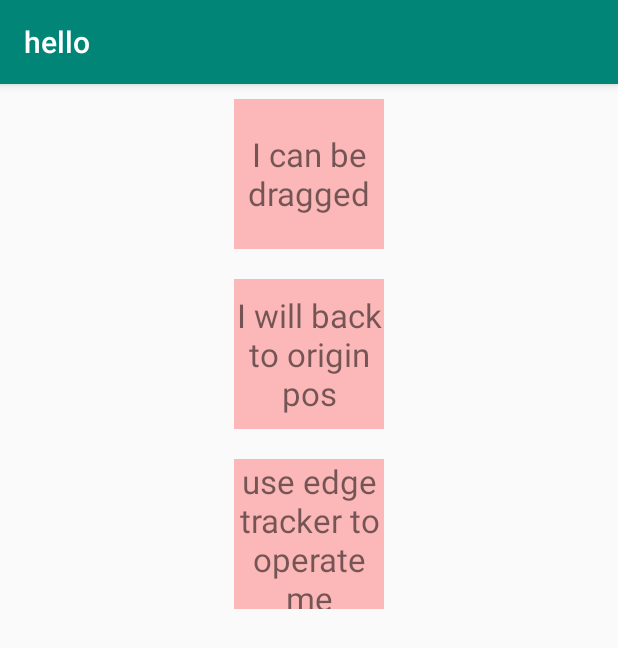
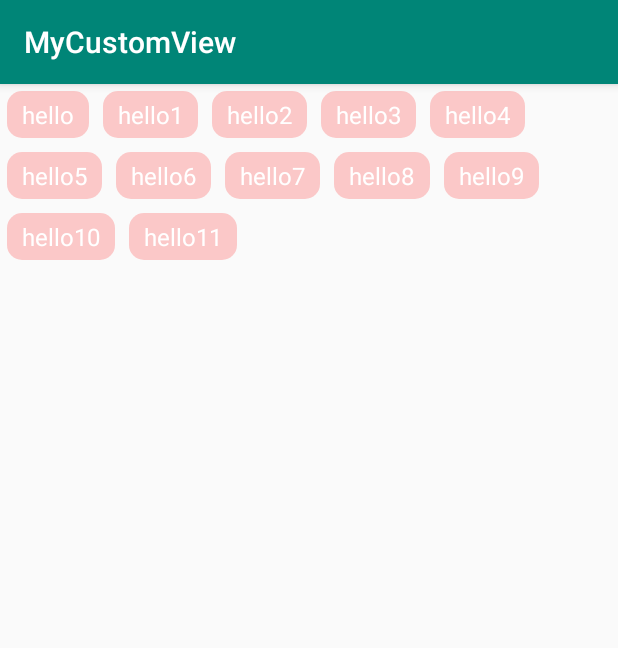
Before and after one commit to happyfsyy/MyCustomVIew, an Android app: the screen it shows after launch (DeepVDHLayoutAct before the commit, FlowLayoutAct after it), on a phone screen of 412 x 824 dp. Shown: the top 648 px of the screen. Run offline under Robolectric (Android 15) with nearby library versions, the phone set to English and light mode, and no system bars.

```diff
--- a/app/src/main/AndroidManifest.xml
+++ b/app/src/main/AndroidManifest.xml
@@ -26,6 +26,9 @@
 
         </activity>
         <activity android:name=".activity.DeepVDHLayoutAct">
+
+        </activity>
+        <activity android:name=".activity.FlowLayoutAct">
             <intent-filter>
                 <action android:name="android.intent.action.MAIN"/>
                 <category android:name="android.intent.category.LAUNCHER"/>
--- /dev/null
+++ b/app/src/main/java/com/example/mycustomview/activity/FlowLayoutAct.java
@@ -0,0 +1,34 @@
+package com.example.mycustomview.activity;
+
+import android.os.Bundle;
+import android.support.annotation.Nullable;
+import android.support.v7.app.AppCompatActivity;
+import android.util.Log;
+import android.widget.Toast;
+
+import com.example.mycustomview.R;
+import com.example.mycustomview.viewgroup.FlowLayout;
+
+import java.util.Arrays;
+
+public class FlowLayoutAct extends AppCompatActivity {
+    private static final String TAG = "FlowLayoutAct";
+    @Override
+    protected void onCreate(@Nullable Bundle savedInstanceState) {
+        super.onCreate(savedInstanceState);
+//        setContentView(R.layout.flow_layout);
+        FlowLayout flowLayout=new FlowLayout(this);
+        flowLayout.addData(Arrays.asList("hello","hello1","hello2",
+                "hello3","hello4","hello5","hello6","hello7","hello8",
+                "hello9","hello10","hello11"));
+
+        flowLayout.setOnTagClickListener(new FlowLayout.TagClickListener() {
+            @Override
+            public void onClick(int i) {
+                Toast.makeText(FlowLayoutAct.this,String.format(getResources().getString(R.string.tag_number),i),
+                        Toast.LENGTH_SHORT).show();
+            }
+        });
+        setContentView(flowLayout);
+    }
+}
--- /dev/null
+++ b/app/src/main/java/com/example/mycustomview/bean/ViewCoordinate.java
@@ -0,0 +1,40 @@
+package com.example.mycustomview.bean;
+
+public class ViewCoordinate {
+    private int left;
+    private int top;
+    private int right;
+    private int bottom;
+
+    public int getLeft() {
+        return left;
+    }
+
+    public void setLeft(int left) {
+        this.left = left;
+    }
+
+    public int getTop() {
+        return top;
+    }
+
+    public void setTop(int top) {
+        this.top = top;
+    }
+
+    public int getRight() {
+        return right;
+    }
+
+    public void setRight(int right) {
+        this.right = right;
+    }
+
+    public int getBottom() {
+        return bottom;
+    }
+
+    public void setBottom(int bottom) {
+        this.bottom = bottom;
+    }
+}
--- /dev/null
+++ b/app/src/main/java/com/example/mycustomview/viewgroup/FlowLayout.java
@@ -0,0 +1,200 @@
+package com.example.mycustomview.viewgroup;
+
+import android.content.Context;
+import android.content.res.TypedArray;
+import android.graphics.Color;
+import android.util.AttributeSet;
+import android.view.MotionEvent;
+import android.view.View;
+import android.view.ViewGroup;
+import android.widget.TextView;
+
+import com.example.mycustomview.R;
+import com.example.mycustomview.bean.ViewCoordinate;
+import com.example.mycustomview.utils.DisplayUtil;
+
+import java.util.ArrayList;
+import java.util.List;
+
+public class FlowLayout extends ViewGroup {
+
+    private TagClickListener mListener;
+    private int childCount;
+
+    private List<ViewCoordinate> coordinateList=new ArrayList<>();
+
+    public FlowLayout(Context context) {
+        super(context);
+    }
+
+    public FlowLayout(Context context, AttributeSet attrs) {
+        super(context, attrs);
+    }
+
+    @Override
+    public LayoutParams generateLayoutParams(AttributeSet attrs) {
+        return new MarginLayoutParams(getContext(),attrs);
+    }
+
+    @Override
+    protected void onMeasure(int widthMeasureSpec, int heightMeasureSpec) {
+        int widthMode=MeasureSpec.getMode(widthMeasureSpec);
+        int widthSize=MeasureSpec.getSize(widthMeasureSpec);
+        int heightMode=MeasureSpec.getMode(heightMeasureSpec);
+        int heightSize=MeasureSpec.getSize(heightMeasureSpec);
+
+        //定义FlowLayout的布局为wrap_content的时候的自适应宽度和高度。
+        //这里的width代表去掉最后一行之外，其他所有行中最大的宽度。
+        //这里的height是去掉最下面一行，累加所得的高度。
+        int width=0,height=0;
+
+        //定义每一行的宽度，width就是其中的最大值。具体的办法可以每一行都与width作比较。
+        //这里的lineWidth和lineHeight都代表最下面那一行.
+        int lineWidth=0;
+        //定义每一行的高度，就是这一行所有的子view的高度最大值，具体的办法就是这一行中的每个子view都与它进行比较
+        int lineHeight=0;
+
+        //测量所有的子view，获得所有子View的measuredWidth。
+        measureChildren(widthMeasureSpec,heightMeasureSpec);
+
+        //定义所有子view的数量
+        childCount=getChildCount();
+
+        //定义需要在for循环中重复定义的变量。
+        View childView;
+        MarginLayoutParams childParams;
+        int childWidth;
+        int childHeight;
+
+        for(int i=0;i<childCount;i++){
+            //获取每个子view
+            childView=getChildAt(i);
+            //对于每个子view都需要margin，不过我们通常都是设置成相同的。
+            childParams=(MarginLayoutParams)childView.getLayoutParams();
+            //这里的子View的measuredWidth已经加入了padding，但是FlowLayout还没有加入padding，可以支持padding
+            childWidth=childView.getMeasuredWidth()+childParams.leftMargin+childParams.rightMargin;
+            childHeight=childView.getMeasuredHeight()+childParams.topMargin+childParams.bottomMargin;
+
+            //对于每一个子View都定义一个坐标实体
+            ViewCoordinate coordinate=new ViewCoordinate();
+
+            //考虑问题要全面，i=0到i=childCount-2都适用这个条件
+            if(lineWidth+childWidth>widthSize){
+                //宽度超过最大宽度，那么当前的childView就放在下一行中。
+                //无论是计算width或者height，都是等待这一行结束之后，也就是不能再容纳下一个childView之后。
+                //宽度就拿当前行的宽度与width进行比较，高度直接加上当前行的高度。
+                width=Math.max(lineWidth,width);
+                height+=lineHeight;
+                //另起一行之后，重新设置新一行的宽度和高度。
+                //这里有个问题，如果这个childView的宽度直接超过了最大宽度怎么办？？？？？
+                //这里先不做考虑，我们只是测试，不会让textView超过group的宽度的.
+                lineWidth=childWidth;
+                lineHeight=childHeight;
+            }else{
+                //一般情况下，当前的childView加入当前行，那么宽度就叠加，高度就比较。
+                lineWidth+=childWidth;
+                lineHeight=Math.max(lineHeight,childHeight);
+            }
+            //首先当前的childView作为最“新”的view，肯定是在最下面一行；
+            // left就是最新一行的宽度（lineWidth)减去childWidth，再加上leftMargin
+            coordinate.setLeft(lineWidth-childWidth+childParams.leftMargin);
+            //如果这一行有其他view的高度特别高，我们并不让这个view居中，而是直接采用topMargin。
+            //这样导致的结果，就是会很不好看,这一行如果所有的view的topMargin都不同，所有的view都会起起伏伏，不在同一个水平线上。
+            //正常来说，应该是确定好布局之后，知道某一行的高度之后，根据当前这个childView的高度，设置让它居中。
+            // lineHeight/2-childHeight/2，再加上前面所有行的高度.
+            //这里我们为了简单用途，之后layout文件中，所有的textView都是同样的高度。
+            //因为这里的lineHeight不是这一行的最终的lineHeight。
+            coordinate.setTop(height+childParams.topMargin);
+            coordinate.setRight(coordinate.getLeft()+childView.getMeasuredWidth());
+            coordinate.setBottom(coordinate.getTop()+childView.getMeasuredHeight());
+            //这里并不需要对childCount-1进行特殊处理
+            coordinateList.add(coordinate);
+
+
+            //但是，到了i=childCount-1的时候，同样是分两种情况，但是多了一重考虑。
+            //另起一行之后，我要重新比较width和最后那个childView的宽度childWidth，高度要加上最后一行的childHeight；
+            //不另起一行的话，width同样要和最后一行的宽度lineWidth进行比较，高度要加上这一行的lineHeight。
+            if(i==childCount-1){
+                //因为前面在if的大括号内，我们将lineWidth=childWidth,lineHeight=childHeight了。
+                width=Math.max(lineWidth,width);
+                height+=lineHeight;
+                //处理之后：
+                //这里的width已经是最终的width，代表FlowLayout的宽度
+                //这里的height也是最终的height，代表FlowLayout的高度
+            }
+        }
+
+        setMeasuredDimension(widthMode==MeasureSpec.EXACTLY?widthSize:width,
+                heightMode==MeasureSpec.EXACTLY?heightSize:height);
+
+    }
+
+    @Override
+    protected void onLayout(boolean changed, int l, int t, int r, int b) {
+        for(int i=0;i<childCount;i++){
+            View childView=getChildAt(i);
+            //这里，我需要每个view的l,t,r,b，其实，只要l，t就够了。
+            //保持getWidth和getMeasuredWidth()的一致性，我们只需要在onMeasure()过程中记录，然后得到就可以了。
+            childView.layout(coordinateList.get(i).getLeft(),coordinateList.get(i).getTop(),
+                    coordinateList.get(i).getRight(),coordinateList.get(i).getBottom());
+        }
+    }
+
+    public void addData(List<String> labels){
+        for(int i=0;i<labels.size();i++){
+            TextView textView=new TextView(this.getContext());
+            MarginLayoutParams params=new MarginLayoutParams(MarginLayoutParams.WRAP_CONTENT,
+                    MarginLayoutParams.WRAP_CONTENT);
+            params.setMargins(DisplayUtil.dp2px(5),DisplayUtil.dp2px(5),
+                    DisplayUtil.dp2px(5),DisplayUtil.dp2px(5));
+            textView.setLayoutParams(params);
+            textView.setTextSize(16);
+            textView.setTextColor(Color.WHITE);
+            textView.setBackgroundResource(R.drawable.flow_item_bg);
+            textView.setText(labels.get(i));
+            this.addView(textView);
+        }
+    }
+
+    @Override
+    public boolean onTouchEvent(MotionEvent event) {
+        switch (event.getAction()){
+            case MotionEvent.ACTION_UP:
+                for(int i=0;i<childCount;i++){
+                    if(isContain(event,coordinateList.get(i))){
+                        mListener.onClick(i);
+                        break;
+                    }
+                }
+                break;
+            case MotionEvent.ACTION_DOWN:
+                break;
+            case MotionEvent.ACTION_MOVE:
+                break;
+        }
+        return true;
+    }
+
+    private boolean isContain(MotionEvent event,ViewCoordinate coordinate){
+        float x=event.getX();
+        float y=event.getY();
+        int left=coordinate.getLeft();
+        int right=coordinate.getRight();
+        int top=coordinate.getTop();
+        int bottom=coordinate.getBottom();
+        boolean condition1=x>=left&&x<=right;
+        boolean condition2=y>=top&&y<=bottom;
+        if(condition1&&condition2){
+            return true;
+        }else{
+            return false;
+        }
+    }
+
+    public void setOnTagClickListener(TagClickListener listener){
+        this.mListener=listener;
+    }
+    public interface TagClickListener{
+        void onClick(int i);
+    }
+}
--- a/app/src/main/java/com/example/mycustomview/viewgroup/ViewDragHelperLayout.java
+++ b/app/src/main/java/com/example/mycustomview/viewgroup/ViewDragHelperLayout.java
@@ -20,7 +20,7 @@ public class ViewDragHelperLayout extends LinearLayout {
              * 返回true表示可以捕获该view，你可以根据传入的第一个参数决定哪些可以捕获。
              */
             @Override
-            public boolean tryCaptureView(@NonNull View view, int i) {
+            public boolean tryCaptureView(@NonNull View child, int pointerId) {
                 return true;
             }
 
--- /dev/null
+++ b/app/src/main/res/drawable/flow_item_bg.xml
@@ -0,0 +1,7 @@
+<?xml version="1.0" encoding="utf-8"?>
+<shape xmlns:android="http://schemas.android.com/apk/res/android">
+    <corners android:radius="10dp"/>
+    <padding android:top="5dp" android:bottom="5dp"
+        android:left="10dp" android:right="10dp"/>
+    <solid android:color="#33ff0000"/>
+</shape>
--- a/app/src/main/res/values/strings.xml
+++ b/app/src/main/res/values/strings.xml
@@ -4,5 +4,5 @@
     <string name="test_number2">Loading</string>
     <string name="image_intro">PJpqpqPJ</string>
     <string name="image_intro2">hellohellohellohellohellohellohellohellohello</string>
-
+    <string name="tag_number">第%d个</string>
 </resources>
```
Also changed, not shown: app/src/main/res/layout/flow_layout.xml (added, +38 -0 lines), app/src/main/res/values/styles.xml (+9 -0 lines).
